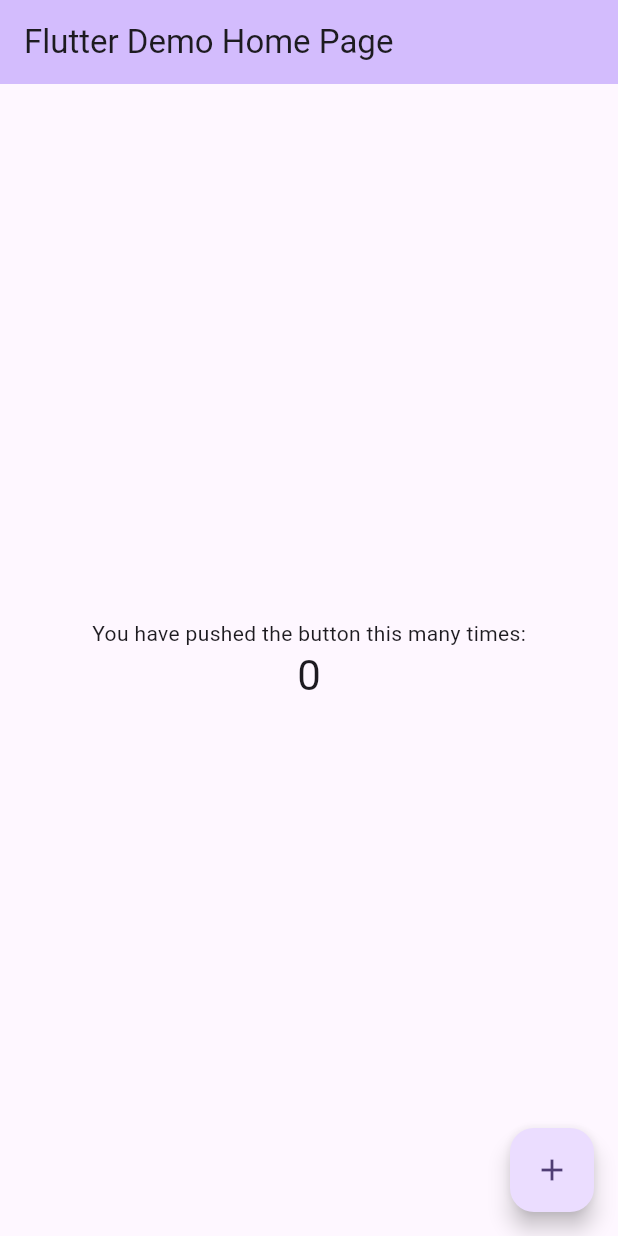
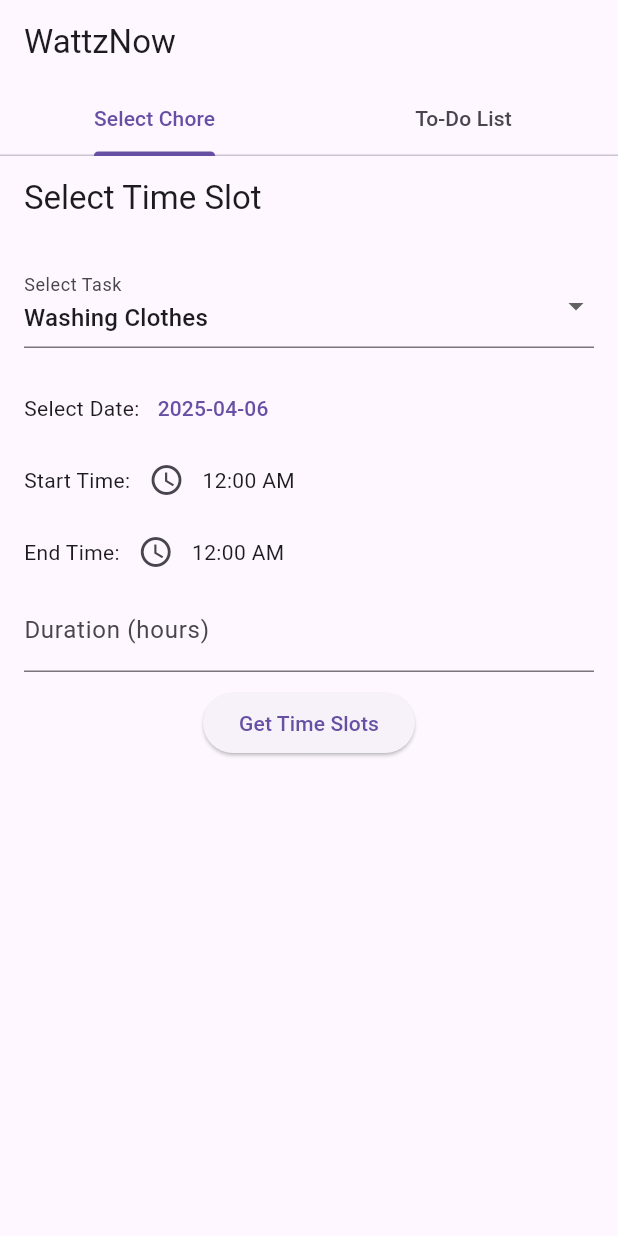
Before and after one commit to SonaGutha/wattznow, a Flutter app: the screen it shows after launch, on a phone screen of 412 x 824 dp. Run offline on Flutter 3.47's test engine with Material 3 defaults, Android fonts, the light colour scheme and no system bars.

Commit message:
code changes

```diff
--- a/wattz_now_frontend/lib/main.dart
+++ b/wattz_now_frontend/lib/main.dart
@@ -1,121 +1,48 @@
 import 'package:flutter/material.dart';
+import 'views/selection_page.dart';
+import 'views/todo_page.dart';
 
-void main() {
-  runApp(const MyApp());
+void main() => runApp(MyApp());
+
+class MyApp extends StatefulWidget {
+  @override
+  State<MyApp> createState() => _MyAppState();
 }
 
-class MyApp extends StatelessWidget {
-  const MyApp({super.key});
+class _MyAppState extends State<MyApp> {
+  final List<Map<String, String>> todoList = [];
+
+  void addToDo(Map<String, String> chore) {
+    setState(() => todoList.add(chore));
+  }
+
+  void removeFromToDo(int index) {
+    setState(() => todoList.removeAt(index));
+  }
 
   @override
   Widget build(BuildContext context) {
     return MaterialApp(
-      title: 'Flutter Demo',
-      theme: ThemeData(
-        // This is the theme of your application.
-        //
-        // TRY THIS: Try running your application with "flutter run". You'll see
-        // the application has a purple toolbar. Then, without quitting the app,
-        // try changing the seedColor in the colorScheme below to Colors.green
-        // and then invoke "hot reload" (save your changes or press the "hot
-        // reload" button in a Flutter-supported IDE, or press "r" if you used
-        // the command line to start the app).
-        //
-        // Notice that the counter didn't reset back to zero; the application
-        // state is not lost during the reload. To reset the state, use hot
-        // restart instead.
-        //
-        // This works for code too, not just values: Most code changes can be
-        // tested with just a hot reload.
-        colorScheme: ColorScheme.fromSeed(seedColor: Colors.deepPurple),
+      title: 'WattzNow',
+      debugShowCheckedModeBanner: false,
+      theme: ThemeData(primarySwatch: Colors.green),
+      home: DefaultTabController(
+        length: 2,
+        child: Scaffold(
+          appBar: AppBar(
+            title: Text("WattzNow"),
+            bottom: TabBar(
+              tabs: [Tab(text: "Select Chore"), Tab(text: "To-Do List")],
+            ),
+          ),
+          body: TabBarView(
+            children: [
+              SelectionPage(addToDo: addToDo),
+              ToDoPage(todoList: todoList, removeFromToDo: removeFromToDo),
+            ],
+          ),
+        ),
       ),
-      home: const MyHomePage(title: 'Flutter Demo Home Page'),
     );
   }
 }
-
-class MyHomePage extends StatefulWidget {
-  const MyHomePage({super.key, required this.title});
-
-  // This widget is the home page of your application. It is stateful, meaning
-  // that it has a State object (defined below) that contains fields that affect
-  // how it looks.
-
-  // This class is the configuration for the state. It holds the values (in this
-  // case the title) provided by the parent (in this case the App widget) and
-  // used by the build method of the State. Fields in a Widget subclass are
-  // always marked "final".
-
-  final String title;
-
-  @override
-  State<MyHomePage> createState() => _MyHomePageState();
-}
-
-class _MyHomePageState extends State<MyHomePage> {
-  int _counter = 0;
-
-  void _incrementCounter() {
-    setState(() {
-      // This call to setState tells the Flutter framework that something has
-      // changed in this State, which causes it to rerun the build method below
-      // so that the display can reflect the updated values. If we changed
-      // _counter without calling setState(), then the build method would not be
-      // called again, and so nothing would appear to happen.
-      _counter++;
-    });
-  }
-
-  @override
-  Widget build(BuildContext context) {
-    // This method is rerun every time setState is called, for instance as done
-    // by the _incrementCounter method above.
-    //
-    // The Flutter framework has been optimized to make rerunning build methods
-    // fast, so that you can just rebuild anything that needs updating rather
-    // than having to individually change instances of widgets.
-    return Scaffold(
-      appBar: AppBar(
-        // TRY THIS: Try changing the color here to a specific color (to
-        // Colors.amber, perhaps?) and trigger a hot reload to see the AppBar
-        // change color while the other colors stay the same.
-        backgroundColor: Theme.of(context).colorScheme.inversePrimary,
-        // Here we take the value from the MyHomePage object that was created by
-        // the App.build method, and use it to set our appbar title.
-        title: Text(widget.title),
-      ),
-      body: Center(
-        // Center is a layout widget. It takes a single child and positions it
-        // in the middle of the parent.
-        child: Column(
-          // Column is also a layout widget. It takes a list of children and
-          // arranges them vertically. By default, it sizes itself to fit its
-          // children horizontally, and tries to be as tall as its parent.
-          //
-          // Column has various properties to control how it sizes itself and
-          // how it positions its children. Here we use mainAxisAlignment to
-          // center the children vertically; the main axis here is the vertical
-          // axis because Columns are vertical (the cross axis would be
-          // horizontal).
-          //
-          // TRY THIS: Invoke "debug painting" (choose the "Toggle Debug Paint"
-          // action in the IDE, or press "p" in the console), to see the
-          // wireframe for each widget.
-          mainAxisAlignment: MainAxisAlignment.center,
-          children: <Widget>[
-            const Text('You have pushed the button this many times:'),
-            Text(
-              '$_counter',
-              style: Theme.of(context).textTheme.headlineMedium,
-            ),
-          ],
-        ),
-      ),
-      floatingActionButton: FloatingActionButton(
-        onPressed: _incrementCounter,
-        tooltip: 'Increment',
-        child: const Icon(Icons.add),
-      ), // This trailing comma makes auto-formatting nicer for build methods.
-    );
-  }
-}
--- /dev/null
+++ b/wattz_now_frontend/lib/services/api_service.dart
@@ -0,0 +1,38 @@
+import 'dart:convert';
+import 'package:http/http.dart' as http;
+
+class ApiService {
+  final String baseUrl;
+
+  ApiService({
+    this.baseUrl =
+        'http://10.0.2.2:8000/get_least_direct_ci/',
+  }); // URL is defined here
+
+  Future<List<Map<String, dynamic>>> getTimeSlots(
+    String startTime,
+    String endTime,
+    int duration,
+  ) async {
+    print('Start Time: $startTime');
+    print('End Time: $endTime');
+    print('Duration: $duration');
+
+    final response = await http.post(
+      Uri.parse(baseUrl),
+      headers: {"Content-Type": "application/json"},
+      body: jsonEncode({
+        "start_time": startTime,
+        "end_time": endTime,
+        "duration": duration,
+      }),
+    );
+
+    if (response.statusCode == 200) {
+      List<dynamic> data = jsonDecode(response.body);
+      return List<Map<String, dynamic>>.from(data);
+    } else {
+      throw Exception('Failed to load time slots');
+    }
+  }
+}
--- /dev/null
+++ b/wattz_now_frontend/lib/views/selection_page.dart
@@ -0,0 +1,245 @@
+import 'package:flutter/material.dart';
+import 'package:intl/intl.dart';
+import '../services/api_service.dart';
+
+class SelectionPage extends StatefulWidget {
+  final Function(Map<String, String>) addToDo;
+  SelectionPage({required this.addToDo});
+  @override
+  _SelectionPageState createState() => _SelectionPageState();
+}
+
+class _SelectionPageState extends State<SelectionPage> {
+  TextEditingController windowController = TextEditingController();
+  DateTime selectedDate = DateTime.now();
+  TimeOfDay startTime = TimeOfDay(hour: 0, minute: 0);
+  TimeOfDay endTime = TimeOfDay(hour: 0, minute: 0);
+  String selectedChore = 'Washing Clothes';
+
+  List<String> chores = [
+    'Washing Clothes',
+    'Dishwasher',
+    'Ironing',
+    'Vacuuming',
+    'Charging EV',
+    'Custom...'
+  ];
+
+  TextEditingController customChoreController = TextEditingController();
+  bool isCustomChore = false;
+
+  List<Map<String, dynamic>> timeSlots = [];
+  Map<String, dynamic>? bestTimeSlot;
+
+  ApiService apiService = ApiService();
+
+  Future<void> getTimeSlots() async {
+    String startDate = DateFormat('yyyy-MM-dd').format(selectedDate);
+    String startDateTime = '$startDate ${startTime.format(context)}';
+    String endDateTime = '$startDate ${endTime.format(context)}';
+
+    int duration = int.tryParse(windowController.text) ?? 1;
+
+    try {
+      List<Map<String, dynamic>> responseData = await apiService.getTimeSlots(
+        startDateTime,
+        endDateTime,
+        duration,
+      );
+
+      setState(() {
+        timeSlots = responseData;
+        bestTimeSlot = timeSlots.reduce(
+          (a, b) => a['avg_direct_ci'] < b['avg_direct_ci'] ? a : b,
+        );
+      });
+    } catch (e) {
+      print("Error: $e");
+    }
+  }
+
+  @override
+  Widget build(BuildContext context) {
+    return Scaffold(
+      appBar: AppBar(title: Text('Select Time Slot')),
+      body: Padding(
+        padding: const EdgeInsets.all(16.0),
+        child: Column(
+          children: [
+            DropdownButtonFormField<String>(
+              value: selectedChore,
+              decoration: InputDecoration(labelText: 'Select Task'),
+              items:
+                  chores.map((chore) {
+                    return DropdownMenuItem(value: chore, child: Text(chore));
+                  }).toList(),
+              onChanged: (value) {
+                if (value != null) {
+                  setState(() {
+                    selectedChore = value;
+                    isCustomChore = value == 'Custom...';
+                  });
+                }
+              },
+            ),
+
+            if (isCustomChore)
+              TextField(
+                controller: customChoreController,
+                decoration: InputDecoration(
+                  labelText: 'Enter your custom task',
+                ),
+              ),
+
+            const SizedBox(height: 16),
+
+            Row(
+              children: [
+                Text("Select Date:"),
+                TextButton(
+                  onPressed: () async {
+                    final selected = await showDatePicker(
+                      context: context,
+                      initialDate: selectedDate,
+                      firstDate: DateTime.now(),
+                      lastDate: DateTime.now().add(Duration(days: 3)),
+                    );
+                    if (selected != null) {
+                      setState(() {
+                        selectedDate = selected;
+                      });
+                    }
+                  },
+                  child: Text(DateFormat('yyyy-MM-dd').format(selectedDate)),
+                ),
+              ],
+            ),
+
+            Row(
+              children: [
+                Text("Start Time:"),
+                IconButton(
+                  icon: Icon(Icons.access_time),
+                  onPressed: () async {
+                    final time = await showTimePicker(
+                      context: context,
+                      initialTime: startTime,
+                    );
+                    if (time != null) {
+                      setState(() {
+                        startTime = time;
+                      });
+                    }
+                  },
+                ),
+                Text(startTime.format(context)),
+              ],
+            ),
+
+            Row(
+              children: [
+                Text("End Time:"),
+                IconButton(
+                  icon: Icon(Icons.access_time),
+                  onPressed: () async {
+                    final time = await showTimePicker(
+                      context: context,
+                      initialTime: endTime,
+                    );
+                    if (time != null) {
+                      setState(() {
+                        endTime = time;
+                      });
+                    }
+                  },
+                ),
+                Text(endTime.format(context)),
+              ],
+            ),
+
+            TextField(
+              controller: windowController,
+              keyboardType: TextInputType.number,
+              decoration: InputDecoration(labelText: 'Duration (hours)'),
+            ),
+
+            SizedBox(height: 10),
+
+            ElevatedButton(
+              onPressed: getTimeSlots,
+              child: Text('Get Time Slots'),
+            ),
+
+            SizedBox(height: 20),
+            if (bestTimeSlot != null) ...[
+              Text("Best time slot for $selectedChore:"),
+              Text("Start: ${bestTimeSlot!['start']}"),
+              Text("End: ${bestTimeSlot!['end']}"),
+              Text("Carbon Intensity: ${bestTimeSlot!['avg_direct_ci']}"),
+            ],
+
+            SizedBox(height: 20),
+
+            Expanded(
+              child: ListView.builder(
+                itemCount: timeSlots.length,
+                itemBuilder: (context, index) {
+                  final slot = timeSlots[index];
+                  return Card(
+                    child: ListTile(
+                      title: Text("Start: ${slot['start']}"),
+                      subtitle: Text("End: ${slot['end']}"),
+                      trailing: Text("CI: ${slot['avg_direct_ci']}"),
+                      onTap: () async {
+                        bool? addToDo = await showDialog(
+                          context: context,
+                          builder:
+                              (context) => AlertDialog(
+                                title: Text('Add to To-Do List?'),
+                                content: Text(
+                                  'Do you want to schedule $selectedChore at this time?',
+                                ),
+                                actions: [
+                                  TextButton(
+                                    onPressed:
+                                        () => Navigator.of(context).pop(false),
+                                    child: Text('No'),
+                                  ),
+                                  TextButton(
+                                    onPressed:
+                                        () => Navigator.of(context).pop(true),
+                                    child: Text('Yes'),
+                                  ),
+                                ],
+                              ),
+                        );
+
+                        if (addToDo == true) {
+                          widget.addToDo({
+                            'chore':
+                                isCustomChore
+                                    ? customChoreController.text
+                                    : selectedChore,
+                            'start': slot['start'],
+                            'end': slot['end'],
+                          });
+                          ScaffoldMessenger.of(context).showSnackBar(
+                            SnackBar(
+                              content: Text(
+                                '$selectedChore scheduled from ${slot['start']} to ${slot['end']}',
+                              ),
+                            ),
+                          );
+                        }
+                      },
+                    ),
+                  );
+                },
+              ),
+            ),
+          ],
+        ),
+      ),
+    );
+  }
+}
```
Also changed, not shown: wattz_now_frontend/lib/views/todo_page.dart (added, +226 -0 lines), wattz_now_frontend/pubspec.yaml (+4 -67 lines), 1 other file.
